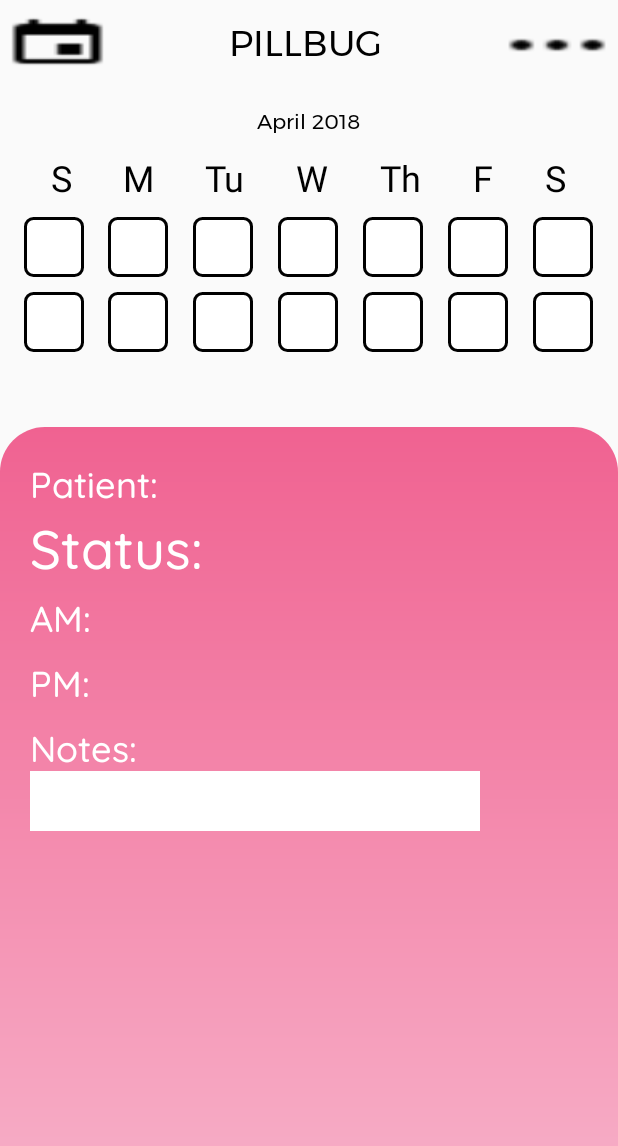
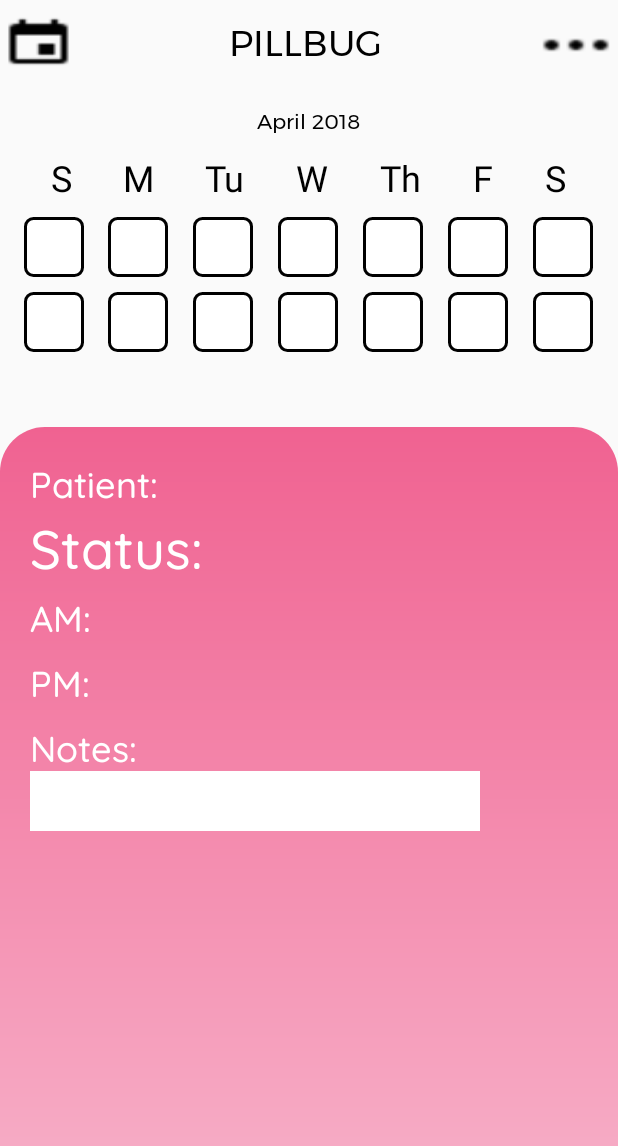
Before and after one commit to anthonyc1/pillbug, an Android app: the WeekView screen opened directly, with no data from a screen before it, on a phone screen of 412 x 824 dp. Shown: the top 1146 px of the screen. Run offline under Robolectric (Android 15) with nearby library versions, the phone set to English and light mode, and no system bars.

Commit message:
Fix icons + bugs

```diff
--- a/Android/app/src/main/res/layout/week_view.xml
+++ b/Android/app/src/main/res/layout/week_view.xml
@@ -17,7 +17,7 @@
             android:id="@+id/home"
             android:layout_width="1dp"
             android:layout_height="35dp"
-            android:layout_weight="1"
+            android:layout_weight=".5"
             android:background="@drawable/calendar"
             tools:layout_editor_absoluteX="194dp"
             tools:layout_editor_absoluteY="239dp"
@@ -41,7 +41,7 @@
             android:id="@+id/setting"
             android:layout_width="5dp"
             android:layout_height="40dp"
-            android:layout_weight="1"
+            android:layout_weight=".5"
             android:background="@drawable/more"
             tools:layout_editor_absoluteX="194dp"
             tools:layout_editor_absoluteY="239dp" />
```
Also changed, not shown: Android/app/src/main/res/layout/calendar_view.xml (+4 -4 lines).
